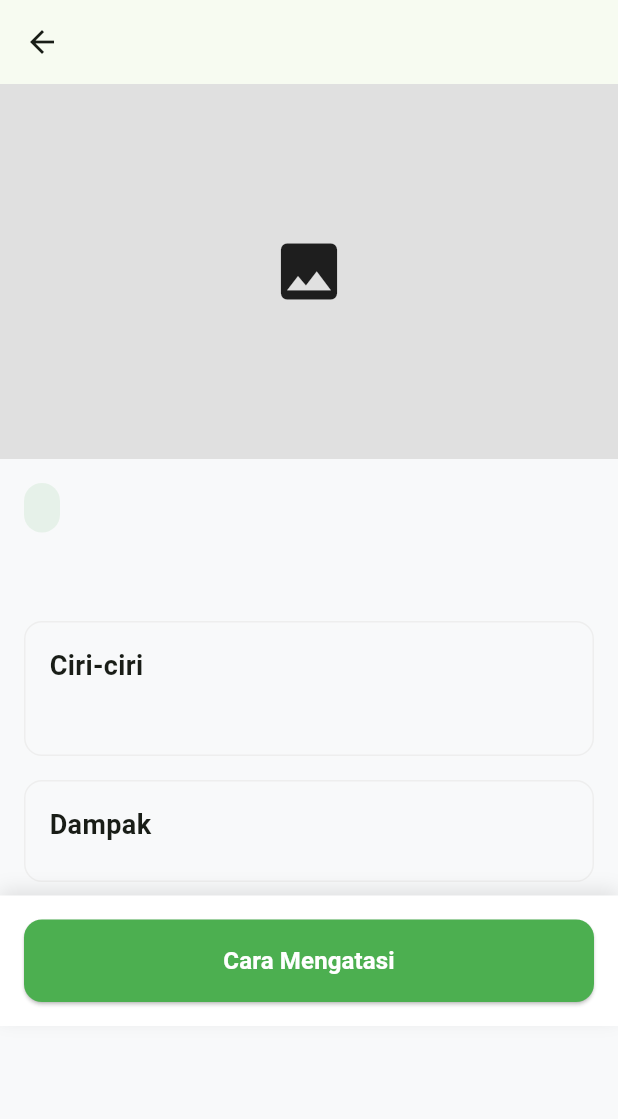
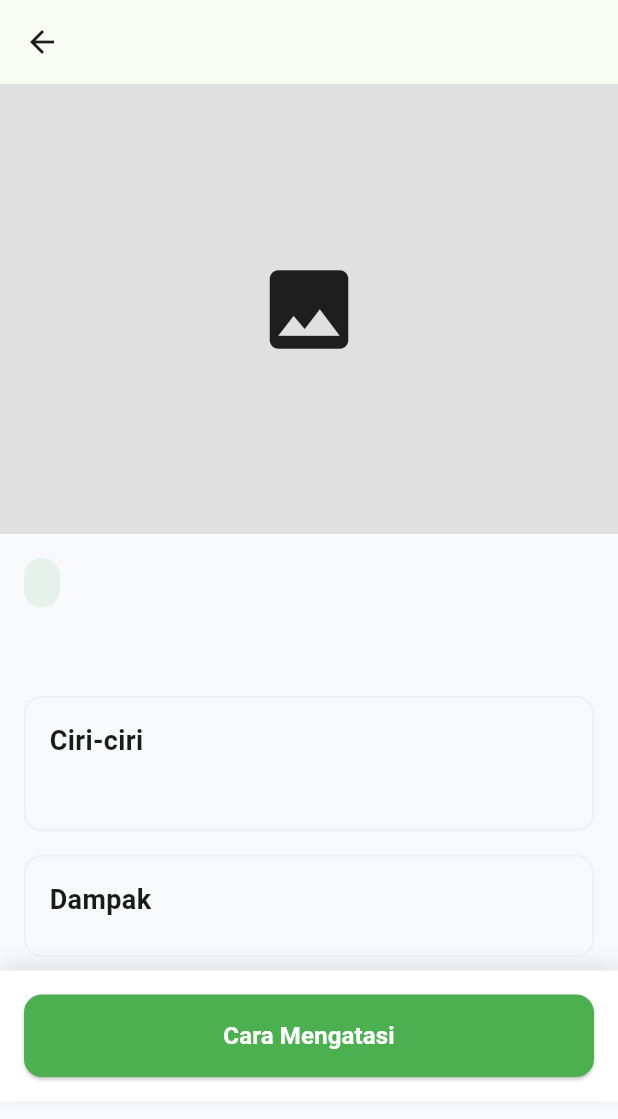
Before and after one commit to AffanShz/CapstonePetaniMaju, a Flutter app: the PestDetailScreen screen opened directly with empty values, on a phone screen of 412 x 824 dp. Shown: the top 1119 px of the screen. Run offline on Flutter 3.47's test engine with Material 3 defaults, Android fonts, the phone set to English and light mode, and no system bars; our stand-ins replace cached_network_image, flutter_dotenv, flutter_local_notifications, geolocator, hive_flutter, supabase_flutter and 1 more; accounts and stored records are empty; network calls fail.

Commit message:
perf: Add cached_network_image for faster image loading
- Add cached_network_image package for image caching
- Update tip_item.dart with CachedNetworkImage
- Update tips_screen.dart with CachedNetworkImage
- Update tips_detail_screen.dart with CachedNetworkImage
- Update pest_screen.dart with CachedNetworkImage
- Update pest_detail_screen.dart with CachedNetworkImage
- Images now load faster with local caching and loading indicators

```diff
--- a/lib/features/pests/screens/pest_detail_screen.dart
+++ b/lib/features/pests/screens/pest_detail_screen.dart
@@ -1,6 +1,7 @@
 // lib/features/pests/screens/pest_detail_screen.dart
 
 import 'package:flutter/material.dart';
+import 'package:cached_network_image/cached_network_image.dart';
 
 class PestDetailScreen extends StatelessWidget {
   // Terima data pest dari halaman sebelumnya
@@ -37,17 +38,23 @@ class PestDetailScreen extends StatelessWidget {
               children: [
                 // Gambar Dinamis
                 Container(
-                  height: 250,
+                  height: 300,
                   width: double.infinity,
                   color: Colors.grey[300],
                   child: imageUrl.isNotEmpty
-                      ? Image.network(
-                          imageUrl,
+                      ? CachedNetworkImage(
+                          imageUrl: imageUrl,
                           fit: BoxFit.cover,
-                          errorBuilder: (ctx, err, stack) => const Center(
-                              child: Icon(Icons.broken_image, size: 50)),
+                          width: double.infinity,
+                          height: 300,
+                          placeholder: (context, url) => const Center(
+                            child: CircularProgressIndicator(),
+                          ),
+                          errorWidget: (context, url, error) => const Center(
+                            child: Icon(Icons.broken_image, size: 70),
+                          ),
                         )
-                      : const Center(child: Icon(Icons.image, size: 50)),
+                      : const Center(child: Icon(Icons.image, size: 70)),
                 ),
                 Padding(
                   padding: const EdgeInsets.all(16.0),
--- a/pubspec.yaml
+++ b/pubspec.yaml
@@ -20,6 +20,7 @@ dependencies:
   flutter_local_notifications: ^17.0.0
   timezone: ^0.9.2
   flutter_dotenv: ^5.1.0
+  cached_network_image: ^3.4.1
 
 dev_dependencies:
   flutter_test:
```
Also changed, not shown: lib/features/home/widgets/tip_item.dart (+15 -3 lines), lib/features/pests/screens/pest_screen.dart (+13 -3 lines), lib/features/tips/screens/tips_detail_screen.dart (+9 -4 lines), lib/features/tips/screens/tips_screen.dart (+11 -4 lines), pubspec.lock, 1 other file.
